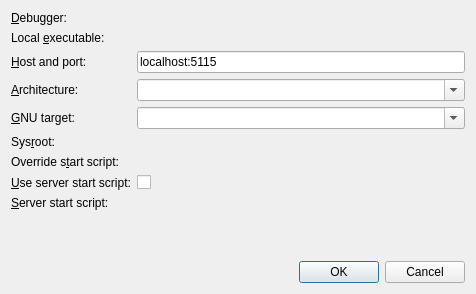
First picture: the form in src/plugins/debugger/startremotedialog.ui, repository qt-creator/qt-creator, before the edit.
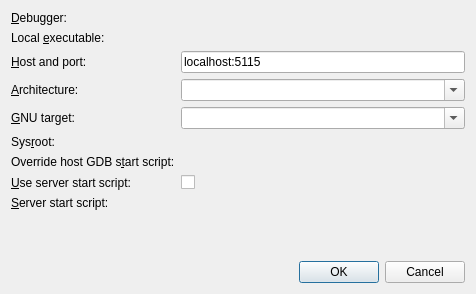
Second picture: the form after the edit. Custom widgets are drawn as their Qt base class.

Commit message: debugger: split the 'start and debug remote' and 'attach to remote' cases ui-wise

Diff of the .ui file:
```diff
--- a/src/plugins/debugger/startremotedialog.ui
+++ b/src/plugins/debugger/startremotedialog.ui
@@ -109,7 +109,7 @@
      <item row="6" column="0">
       <widget class="QLabel" name="overrideStartScriptLabel">
        <property name="text">
-        <string>Override s&amp;tart script:</string>
+        <string>Override host GDB s&amp;tart script:</string>
        </property>
        <property name="buddy">
         <cstring>overrideStartScriptPathChooser</cstring>
```
Left out of the diff: 4 changed lines with no effect on the pictures. The commit also changes 3 other files.
